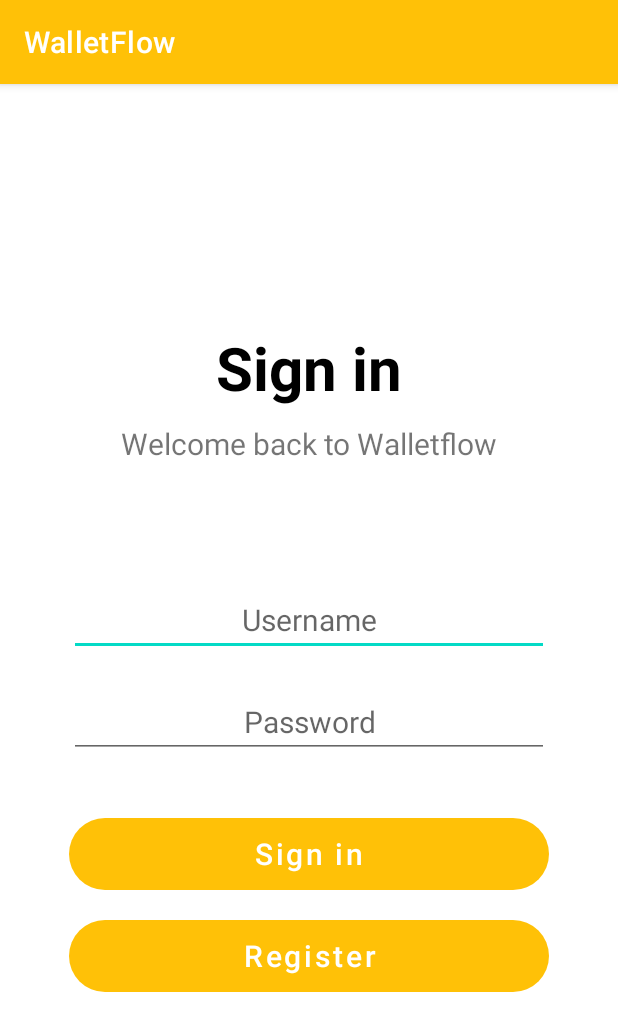
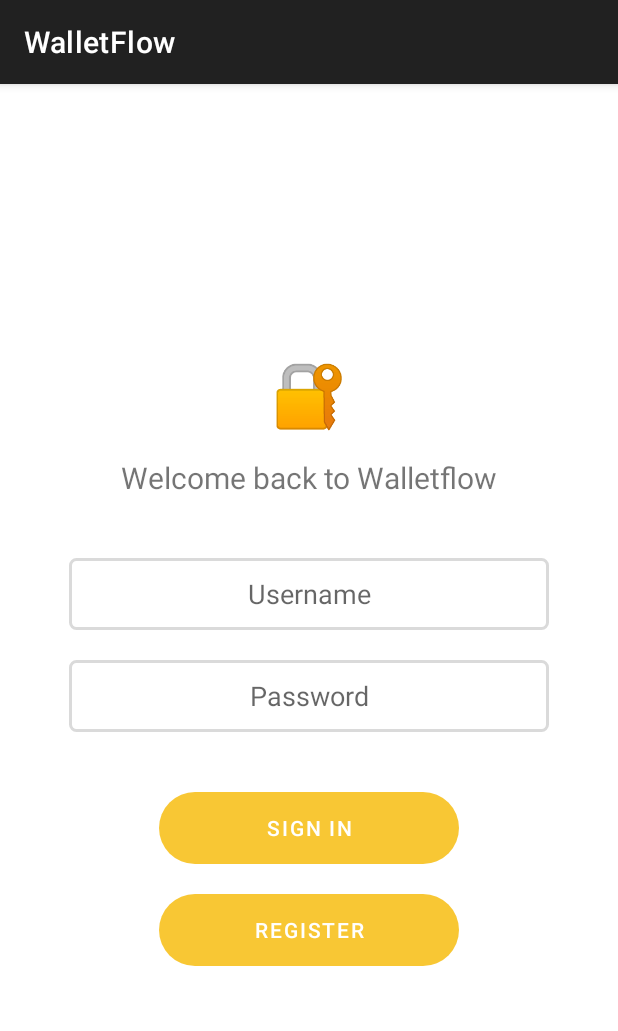
Before and after one commit to Pamacchia/WalletFlow, an Android app: the screen it shows after launch (LoginActivity), on a phone screen of 412 x 824 dp. Shown: the top 1031 px of the screen. Run offline under Robolectric (Android 15) with nearby library versions, the phone set to English and light mode, and no system bars; our stand-ins replace Firebase (no records; nobody signed in at launch, a user with empty details on screens opened directly).

Commit message:
aest welcome

```diff
--- a/app/src/main/java/com/walletflow/dashboard/PieChartFragment.kt
+++ b/app/src/main/java/com/walletflow/dashboard/PieChartFragment.kt
@@ -145,7 +145,7 @@ class PieChartFragment : Fragment() {
             }
         } else {
             pieEntries.add(PieEntry(1f, "None"))
-            colorArray[0] = R.color.teal_200
+            colorArray[0] = R.color.black
         }
 
         val pieDataSet = PieDataSet(pieEntries, "")
--- a/app/src/main/res/layout/activity_transaction_add.xml
+++ b/app/src/main/res/layout/activity_transaction_add.xml
@@ -98,7 +98,8 @@
             android:text="CHOOSE CATEGORY"
             android:layout_marginTop="25dp"
             android:clickable="false"
-            android:background="@drawable/round_button"/>
+            android:background="@drawable/round_button"
+            android:theme="@style/GreenTheme"/>
 
     </LinearLayout>
 
--- a/app/src/main/res/layout/activity_welcome_login.xml
+++ b/app/src/main/res/layout/activity_welcome_login.xml
@@ -7,13 +7,14 @@
     android:layout_height="match_parent"
     android:gravity="center"
     android:orientation="vertical"
+    android:theme="@style/LoginTheme"
     tools:context=".welcome.LoginActivity">
 
     <TextView
         android:layout_width="wrap_content"
         android:layout_height="wrap_content"
         android:textSize="40sp"
-        android:text="Sign in"
+        android:text="🔐"
         android:textColor="@color/black"
         android:textStyle="bold"/>
 
@@ -21,47 +22,43 @@
         android:layout_width="wrap_content"
         android:layout_height="wrap_content"
         android:textSize="20sp"
-        android:layout_marginTop="10dp"
+        android:layout_marginTop="15dp"
         android:text="Welcome back to Walletflow"/>
 
 
     <EditText
         android:id="@+id/login_user_name"
         android:hint="Username"
-        android:textSize="20sp"
         android:textAlignment="center"
         android:layout_width="320dp"
-        android:layout_marginTop="80dp"
-        android:layout_height="48dp"/>
+        android:layout_marginTop="40dp"
+        android:layout_height="48dp"
+        android:background="@drawable/edittext_rectangle" />
 
     <EditText
         android:id="@+id/login_password"
         android:hint="Password"
-        android:textSize="20sp"
         android:textAlignment="center"
         android:layout_marginTop="20dp"
         android:inputType="textPassword"
         android:layout_width="320dp"
-        android:layout_height="48dp"/>
+        android:layout_height="48dp"
+        android:background="@drawable/edittext_rectangle" />
 
     <Button
         android:id="@+id/btn_login"
-        android:layout_width="320dp"
+        android:layout_width="200dp"
         android:layout_height="wrap_content"
         android:layout_marginTop="40dp"
-        android:text="Sign in"
-        android:textAllCaps="false"
-        android:textSize="20sp"
+        android:text="SIGN IN"
         android:background="@drawable/round_button"/>
 
     <Button
         android:id="@+id/btn_register"
-        android:layout_width="320dp"
+        android:layout_width="200dp"
         android:layout_height="wrap_content"
         android:layout_marginTop="20dp"
-        android:text="Register"
-        android:textAllCaps="false"
-        android:textSize="20sp"
+        android:text="REGISTER"
         android:background="@drawable/round_button"/>
 
 </LinearLayout>
--- a/app/src/main/res/values-night/themes.xml
+++ b/app/src/main/res/values-night/themes.xml
@@ -1,16 +1,16 @@
 <resources xmlns:tools="http://schemas.android.com/tools">
     <!-- Base application theme. -->
     <style name="Theme.WalletFlow" parent="Theme.MaterialComponents.DayNight.DarkActionBar">
-        <!-- Primary brand color. -->
-        <item name="colorPrimary">@color/purple_200</item>
-        <item name="colorPrimaryVariant">@color/purple_700</item>
-        <item name="colorOnPrimary">@color/black</item>
-        <!-- Secondary brand color. -->
-        <item name="colorSecondary">@color/teal_200</item>
-        <item name="colorSecondaryVariant">@color/teal_200</item>
-        <item name="colorOnSecondary">@color/black</item>
-        <!-- Status bar color. -->
-        <item name="android:statusBarColor">?attr/colorPrimaryVariant</item>
-        <!-- Customize your theme here. -->
+<!--        &lt;!&ndash; Primary brand color. &ndash;&gt;-->
+<!--        <item name="colorPrimary">@color/purple_200</item>-->
+<!--        <item name="colorPrimaryVariant">@color/purple_700</item>-->
+<!--        <item name="colorOnPrimary">@color/black</item>-->
+<!--        &lt;!&ndash; Secondary brand color. &ndash;&gt;-->
+<!--        <item name="colorSecondary">@color/teal_200</item>-->
+<!--        <item name="colorSecondaryVariant">@color/teal_200</item>-->
+<!--        <item name="colorOnSecondary">@color/black</item>-->
+<!--        &lt;!&ndash; Status bar color. &ndash;&gt;-->
+<!--        <item name="android:statusBarColor">?attr/colorPrimaryVariant</item>-->
+<!--        &lt;!&ndash; Customize your theme here. &ndash;&gt;-->
     </style>
 </resources>
--- a/app/src/main/res/values/colors.xml
+++ b/app/src/main/res/values/colors.xml
@@ -1,11 +1,8 @@
 <?xml version="1.0" encoding="utf-8"?>
 <resources>
-    <color name="purple_200">#FFBB86FC</color>
-    <color name="purple_500">#FF6200EE</color>
-    <color name="purple_700">#FF3700B3</color>
-    <color name="teal_200">#FF03DAC5</color>
-    <color name="teal_700">#FF018786</color>
+    <color name="nordGreen">#A3BE8C</color>
+    <color name="nordRed">#BF616A</color>
+    <color name="vividYellow">#F8C734</color>
     <color name="black">#FF000000</color>
     <color name="white">#FFFFFFFF</color>
-    <color name="gray">#888686</color>
 </resources>
--- /dev/null
+++ b/app/src/main/res/values/styles.xml
@@ -0,0 +1,11 @@
+<?xml version="1.0" encoding="utf-8"?>
+<resources>
+<style name="GreenTheme">
+    <item name="colorPrimary">@color/nordGreen</item>
+    <!-- Add other theme attributes if needed -->
+</style>
+<style name="LoginTheme">
+    <item name="colorPrimary">@color/vividYellow</item>
+    <!-- Add other theme attributes if needed -->
+</style>
+</resources>
--- a/app/src/main/res/values/themes.xml
+++ b/app/src/main/res/values/themes.xml
@@ -2,7 +2,7 @@
     <!-- Base application theme. -->
     <style name="Theme.WalletFlow" parent="Theme.MaterialComponents.DayNight.DarkActionBar">
         <!-- Primary brand color. -->
-        <item name="colorPrimary">#FFFFC107</item>
+<!--        <item name="colorPrimary">#FFFFC107</item>-->
 <!--        <item name="colorPrimaryVariant">#FFFFC107</item>-->
 <!--        <item name="colorOnPrimary">@color/white</item>-->
         <!-- Secondary brand color. -->
```
Also changed, not shown: app/src/main/res/layout/activity_home.xml (+7 -7 lines), app/src/main/res/layout/activity_welcome_onboarding.xml (+8 -8 lines), app/src/main/res/layout/activity_welcome_registration.xml (+13 -21 lines).
